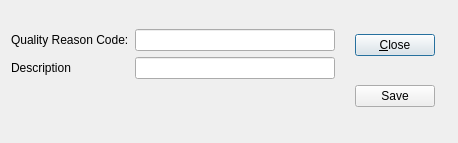
The window that source/quality/foundation-database/uiforms/qreasoncode.ui (tomdatkins/xtuple) describes before a commit, drawn with Qt 5.
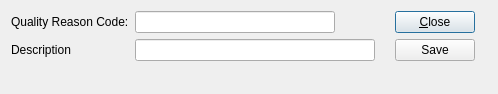
The same window after the commit. Custom widgets are drawn as their Qt base class.

The edit to the form file:
```diff
--- a/source/quality/foundation-database/uiforms/qreasoncode.ui
+++ b/source/quality/foundation-database/uiforms/qreasoncode.ui
@@ -13,8 +13,8 @@
    <rect>
     <x>0</x>
     <y>0</y>
-    <width>437</width>
-    <height>143</height>
+    <width>498</width>
+    <height>94</height>
    </rect>
   </property>
   <property name="windowTitle">
@@ -22,16 +22,16 @@
   </property>
   <layout class="QGridLayout" name="gridLayout">
    <item row="0" column="0">
-    <layout class="QFormLayout" name="formLayout">
-     <property name="fieldGrowthPolicy">
-      <enum>QFormLayout::FieldsStayAtSizeHint</enum>
-     </property>
-     <property name="topMargin">
-      <number>18</number>
-     </property>
-     <property name="bottomMargin">
-      <number>18</number>
-     </property>
+    <layout class="QHBoxLayout" name="horizontalLayout">
+     <item>
+      <layout class="QGridLayout" name="gridLayout_2">
+       <item row="1" column="0">
+        <widget class="QLabel" name="_descripLit">
+         <property name="text">
+          <string>Description</string>
+         </property>
+        </widget>
+       </item>
      <item row="0" column="0">
       <widget class="QLabel" name="_nameLit">
        <property name="text">
@@ -42,23 +42,6 @@
        </property>
       </widget>
      </item>
-     <item row="0" column="1">
-      <widget class="XLineEdit" name="_name">
-       <property name="minimumSize">
-        <size>
-         <width>200</width>
-         <height>0</height>
-        </size>
-       </property>
-      </widget>
-     </item>
-     <item row="1" column="0">
-      <widget class="QLabel" name="_descripLit">
-       <property name="text">
-        <string>Description</string>
-       </property>
-      </widget>
-     </item>
      <item row="1" column="1">
       <widget class="QLineEdit" name="_desc">
        <property name="minimumSize">
@@ -69,22 +52,36 @@
        </property>
       </widget>
      </item>
-     <item row="2" column="0">
-      <spacer name="verticalSpacer_2">
+       <item row="0" column="1">
+        <layout class="QHBoxLayout" name="horizontalLayout_2">
+         <item>
+          <widget class="XLineEdit" name="_name">
+           <property name="minimumSize">
+            <size>
+             <width>200</width>
+             <height>0</height>
+            </size>
+           </property>
+          </widget>
+         </item>
+         <item>
+          <spacer name="horizontalSpacer">
        <property name="orientation">
-        <enum>Qt::Vertical</enum>
+            <enum>Qt::Horizontal</enum>
        </property>
        <property name="sizeHint" stdset="0">
         <size>
-         <width>20</width>
-         <height>40</height>
+             <width>40</width>
+             <height>20</height>
         </size>
        </property>
       </spacer>
      </item>
     </layout>
    </item>
-   <item row="0" column="1">
+      </layout>
+     </item>
+     <item>
     <layout class="QVBoxLayout" name="verticalLayout">
      <property name="leftMargin">
       <number>14</number>
@@ -125,6 +122,21 @@
     </layout>
    </item>
   </layout>
+   </item>
+   <item row="1" column="0">
+    <spacer name="verticalSpacer_2">
+     <property name="orientation">
+      <enum>Qt::Vertical</enum>
+     </property>
+     <property name="sizeHint" stdset="0">
+      <size>
+       <width>20</width>
+       <height>40</height>
+      </size>
+     </property>
+    </spacer>
+   </item>
+  </layout>
  </widget>
  <customwidgets>
   <customwidget>
```
Left out of the diff: 10 changed lines with no effect on the pictures. Lines whose indentation alone changed are shown as unchanged.
